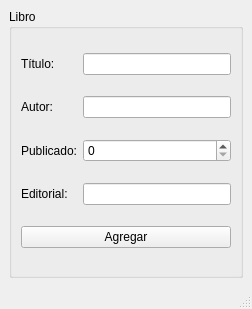
micheldavalos/pyside2_20B, file mainwindow.ui: the form before one commit.
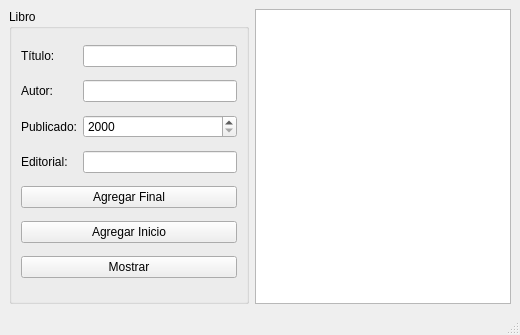
The form after the commit.

Commit message: funciona el plainText

```diff
--- a/mainwindow.ui
+++ b/mainwindow.ui
@@ -6,8 +6,8 @@
    <rect>
     <x>0</x>
     <y>0</y>
-    <width>252</width>
-    <height>309</height>
+    <width>520</width>
+    <height>335</height>
    </rect>
   </property>
   <property name="windowTitle">
@@ -21,6 +21,33 @@
        <string>Libro</string>
       </property>
       <layout class="QGridLayout" name="gridLayout">
+       <item row="3" column="1">
+        <widget class="QLineEdit" name="editorial_lineEdit"/>
+       </item>
+       <item row="5" column="0" colspan="2">
+        <widget class="QPushButton" name="agregar_inicio_pushButton">
+         <property name="text">
+          <string>Agregar Inicio</string>
+         </property>
+        </widget>
+       </item>
+       <item row="1" column="1">
+        <widget class="QLineEdit" name="autor_lineEdit"/>
+       </item>
+       <item row="3" column="0">
+        <widget class="QLabel" name="label_4">
+         <property name="text">
+          <string>Editorial:</string>
+         </property>
+        </widget>
+       </item>
+       <item row="4" column="0" colspan="2">
+        <widget class="QPushButton" name="agregar_final_pushButton">
+         <property name="text">
+          <string>Agregar Final</string>
+         </property>
+        </widget>
+       </item>
        <item row="0" column="0">
         <widget class="QLabel" name="label">
          <property name="text">
@@ -28,9 +55,6 @@
          </property>
         </widget>
        </item>
-       <item row="0" column="1">
-        <widget class="QLineEdit" name="lineEdit"/>
-       </item>
        <item row="1" column="0">
         <widget class="QLabel" name="label_2">
          <property name="text">
@@ -38,8 +62,18 @@
          </property>
         </widget>
        </item>
-       <item row="1" column="1">
-        <widget class="QLineEdit" name="lineEdit_2"/>
+       <item row="2" column="1">
+        <widget class="QSpinBox" name="publicado_spinBox">
+         <property name="minimum">
+          <number>2000</number>
+         </property>
+         <property name="maximum">
+          <number>2020</number>
+         </property>
+        </widget>
+       </item>
+       <item row="0" column="1">
+        <widget class="QLineEdit" name="titulo_lineEdit"/>
        </item>
        <item row="2" column="0">
         <widget class="QLabel" name="label_3">
@@ -48,29 +82,19 @@
          </property>
         </widget>
        </item>
-       <item row="2" column="1">
-        <widget class="QSpinBox" name="spinBox"/>
-       </item>
-       <item row="3" column="0">
-        <widget class="QLabel" name="label_4">
+       <item row="6" column="0" colspan="2">
+        <widget class="QPushButton" name="monstrar_pushButton">
          <property name="text">
-          <string>Editorial:</string>
-         </property>
-        </widget>
-       </item>
-       <item row="3" column="1">
-        <widget class="QLineEdit" name="lineEdit_3"/>
-       </item>
-       <item row="4" column="0" colspan="2">
-        <widget class="QPushButton" name="pushButton">
-         <property name="text">
-          <string>Agregar</string>
+          <string>Mostrar</string>
          </property>
         </widget>
        </item>
       </layout>
      </widget>
     </item>
+    <item row="0" column="1">
+     <widget class="QPlainTextEdit" name="salida"/>
+    </item>
    </layout>
   </widget>
   <widget class="QMenuBar" name="menubar">
```
Left out of the diff: 2 changed lines with no effect on the pictures. The commit also changes 6 other files.
